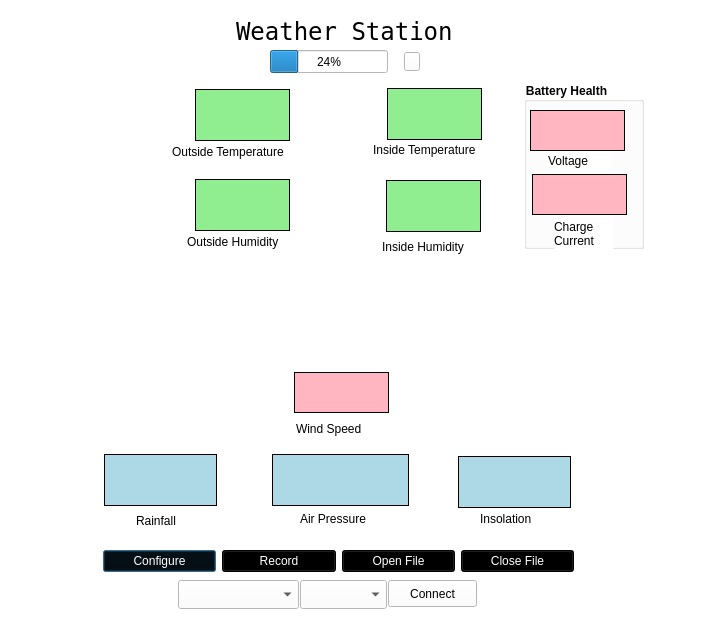
Above: Weather-Station-GUI/weather-station-main.ui from ksarkies/Weather-Station before the change. Below: the same form after it.
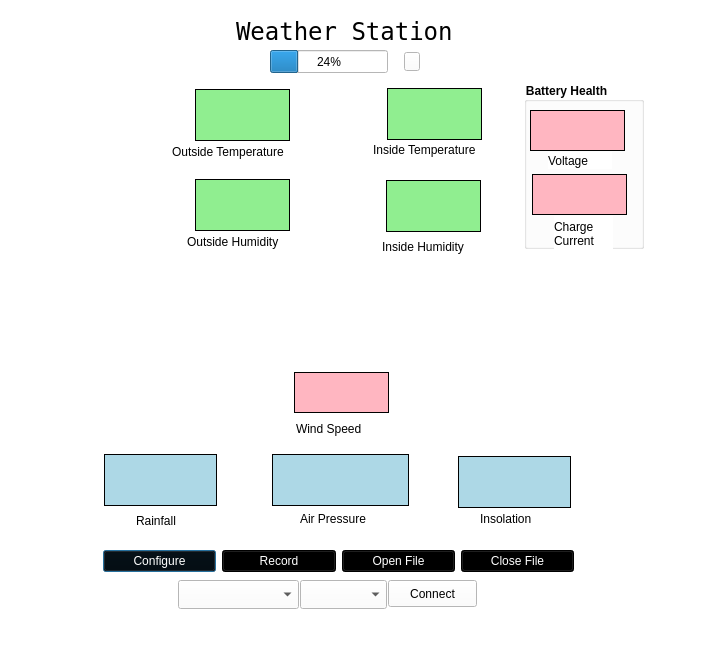
That is the form after the change.

Diff of the .ui file:
```diff
--- a/Weather-Station-GUI/weather-station-main.ui
+++ b/Weather-Station-GUI/weather-station-main.ui
@@ -7,7 +7,7 @@
     <x>0</x>
     <y>0</y>
     <width>723</width>
-    <height>632</height>
+    <height>650</height>
    </rect>
   </property>
   <property name="windowTitle">
@@ -38,9 +38,9 @@
   <widget class="QLabel" name="errorLabel">
    <property name="geometry">
     <rect>
-     <x>42</x>
-     <y>555</y>
-     <width>461</width>
+     <x>50</x>
+     <y>620</y>
+     <width>587</width>
      <height>20</height>
     </rect>
    </property>
```
